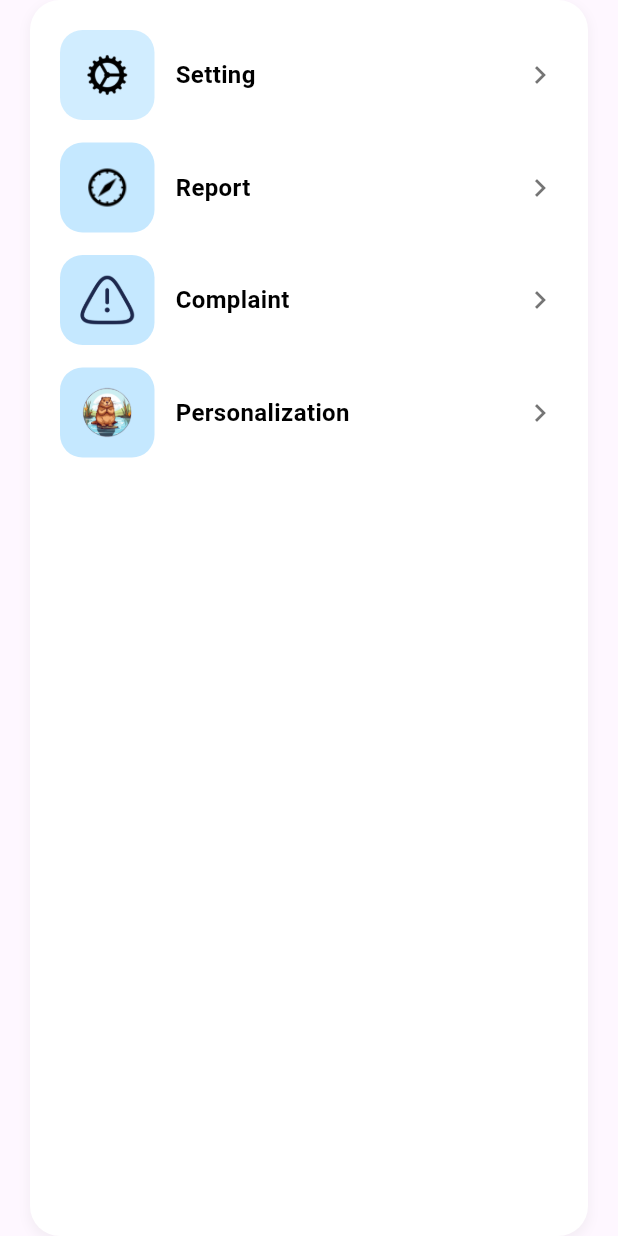
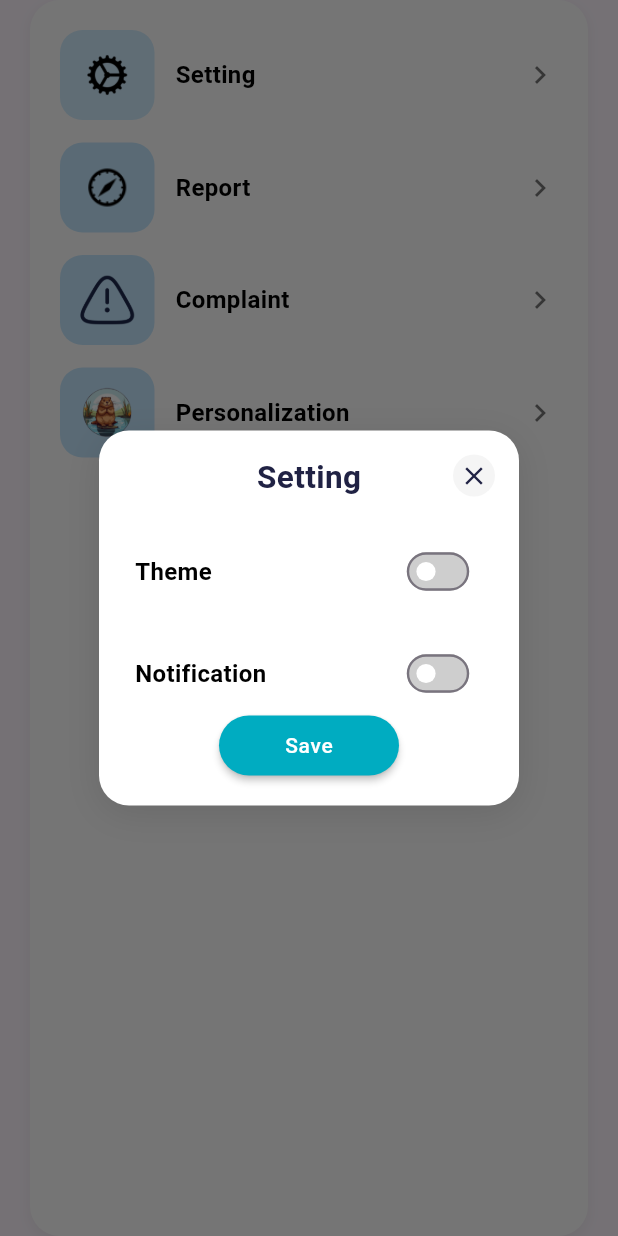
Before and after one commit to khuong2924/nckh-ielts-learning-app, a Flutter app: the SettingsCardSection widget shown alone on an empty page, opened directly, after a tap on "Setting", on a phone screen of 412 x 824 dp. Run offline on Flutter 3.47's test engine with Material 3 defaults, Android fonts, the phone set to English and light mode, and no system bars; our stand-ins replace cloud_firestore, dio, firebase_auth, firebase_core, flutter_bloc, flutter_svg and 2 more; accounts and stored records are empty; Roboto replaces fonts that are missing (Jost, Montserrat).

Commit message:
add setting modal

```diff
--- a/lib/presentation/components/SettingCardSection.dart
+++ b/lib/presentation/components/SettingCardSection.dart
@@ -1,6 +1,8 @@
 import 'package:flutter/material.dart';
 import 'package:auth/presentation/pages/account-management/profile-page.dart';
 import 'package:auth/presentation/pages/account-management/complaint-page.dart';
+
+import 'SettingModal.dart';
 
 class SettingsCardSection extends StatelessWidget {
   const SettingsCardSection({Key? key}) : super(key: key);
@@ -29,7 +31,24 @@ class SettingsCardSection extends StatelessWidget {
             title: 'Setting',
             backgroundColor: const Color(0xFFD1EDFF),
             onTap: () {
-              // Tạm thời để trống
+              showDialog(
+                context: context,
+                builder: (context) => SettingsModal(
+                  onThemeChanged: (value) {
+                    // Handle theme change
+                    print('Theme changed to: $value');
+                  },
+                  onNotificationChanged: (value) {
+                    // Handle notification change
+                    print('Notifications changed to: $value');
+                  },
+                  onSave: () {
+                    // Handle save
+                    print('Settings saved');
+                    Navigator.pop(context);
+                  },
+                ),
+              );
             },
           ),
           const SizedBox(height: 15),
--- /dev/null
+++ b/lib/presentation/components/SettingModal.dart
@@ -0,0 +1,175 @@
+import 'package:flutter/material.dart';
+
+class SettingsModal extends StatefulWidget {
+  final Function(bool) onThemeChanged;
+  final Function(bool) onNotificationChanged;
+  final VoidCallback onSave;
+
+  const SettingsModal({
+    Key? key,
+    required this.onThemeChanged,
+    required this.onNotificationChanged,
+    required this.onSave,
+  }) : super(key: key);
+
+  @override
+  State<SettingsModal> createState() => _SettingsModalState();
+}
+
+class _SettingsModalState extends State<SettingsModal> {
+  bool isThemeEnabled = false;
+  bool isNotificationEnabled = false;
+
+  @override
+  Widget build(BuildContext context) {
+    return Dialog(
+      backgroundColor: Colors.transparent,
+      child: IntrinsicWidth(
+        child: IntrinsicHeight(
+          child: Container(
+            decoration: BoxDecoration(
+              color: Colors.white,
+              borderRadius: BorderRadius.circular(20),
+              boxShadow: [
+                BoxShadow(
+                  color: Colors.black.withOpacity(0.1),
+                  blurRadius: 20,
+                  offset: const Offset(0, 5),
+                ),
+              ],
+            ),
+            child: Stack(
+              children: [
+                // Close Button
+                Positioned(
+                  right: 16,
+                  top: 16,
+                  child: GestureDetector(
+                    onTap: () => Navigator.pop(context),
+                    child: Container(
+                      padding: const EdgeInsets.all(4),
+                      decoration: BoxDecoration(
+                        color: Colors.grey.withOpacity(0.1),
+                        shape: BoxShape.circle,
+                      ),
+                      child: const Icon(
+                        Icons.close,
+                        size: 20,
+                        color: Color(0xFF202244),
+                      ),
+                    ),
+                  ),
+                ),
+
+                // Content
+                Padding(
+                  padding: const EdgeInsets.all(16.0),
+                  child: Column(
+                    crossAxisAlignment: CrossAxisAlignment.center,
+                    children: [
+                      // Title
+                      const Text(
+                        'Setting',
+                        style: TextStyle(
+                          color: Color(0xFF202244),
+                          fontSize: 21,
+                          fontFamily: 'Jost',
+                          fontWeight: FontWeight.w600,
+                        ),
+                      ),
+                      const SizedBox(height: 24),
+
+                      // Settings Options
+                      Padding(
+                        padding: const EdgeInsets.symmetric(horizontal: 8.0),
+                        child: Column(
+                          children: [
+                            _buildSettingRow(
+                              'Theme',
+                              isThemeEnabled,
+                              const Color(0xFF0067AC),
+                                  (value) {
+                                setState(() => isThemeEnabled = value);
+                                widget.onThemeChanged(value);
+                              },
+                            ),
+                            const SizedBox(height: 20),
+                            _buildSettingRow(
+                              'Notification',
+                              isNotificationEnabled,
+                              const Color(0xD1E33629),
+                                  (value) {
+                                setState(() => isNotificationEnabled = value);
+                                widget.onNotificationChanged(value);
+                              },
+                            ),
+                          ],
+                        ),
+                      ),
+                      const Spacer(),
+
+                      // Save Button
+                      ElevatedButton(
+                        onPressed: widget.onSave,
+                        style: ElevatedButton.styleFrom(
+                          backgroundColor: const Color(0xFF00ACC1),
+                          foregroundColor: Colors.white,
+                          minimumSize: const Size(120, 40),
+                          shape: RoundedRectangleBorder(
+                            borderRadius: BorderRadius.circular(100),
+                          ),
+                          elevation: 2,
+                        ),
+                        child: const Text(
+                          'Save',
+                          style: TextStyle(
+                            fontSize: 14,
+                            fontWeight: FontWeight.w500,
+                            letterSpacing: 0.5,
+                          ),
+                        ),
+                      ),
+                    ],
+                  ),
+                ),
+              ],
+            ),
+          ),
+        ),
+      ),
+    );
+  }
+
+  Widget _buildSettingRow(
+      String title,
+      bool value,
+      Color activeColor,
+      Function(bool) onChanged,
+      ) {
+    return Row(
+      mainAxisAlignment: MainAxisAlignment.spaceBetween,
+      children: [
+        Text(
+          title,
+          style: const TextStyle(
+            color: Colors.black,
+            fontSize: 16,
+            fontFamily: 'Montserrat',
+            fontWeight: FontWeight.w700,
+          ),
+        ),
+        Transform.scale(
+          scale: 0.8,
+          child: Switch(
+            value: value,
+            onChanged: onChanged,
+            activeColor: Colors.white,
+            activeTrackColor: activeColor,
+            inactiveThumbColor: Colors.white,
+            inactiveTrackColor: Colors.grey.withOpacity(0.5),
+          ),
+        ),
+      ],
+    );
+  }
+}
--- a/lib/presentation/pages/main-page/setting-page.dart
+++ b/lib/presentation/pages/main-page/setting-page.dart
@@ -79,4 +79,9 @@ class _SettingPage extends State<SettingPage> {
       ),
     );
   }
+
+
+
+
+
 }
```
Also changed, not shown: 2 other files.
